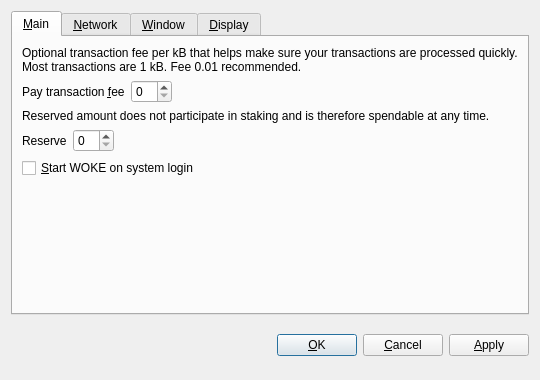
This is src/qt/forms/optionsdialog.ui in ulandort/WOKEcash as Qt 5 draws it before an edit. The edited form follows.
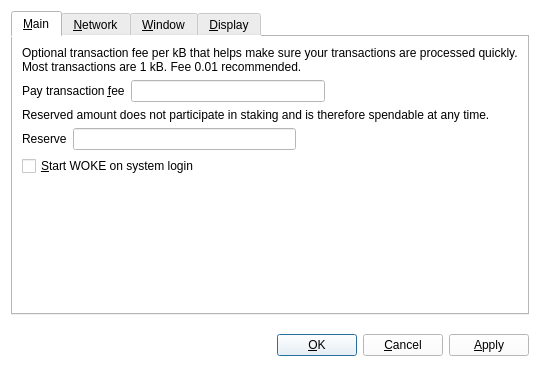
This is the edited form. Custom widgets are drawn as their Qt base class.

Diff of the .ui file:
```diff
--- a/src/qt/forms/optionsdialog.ui
+++ b/src/qt/forms/optionsdialog.ui
@@ -13,6 +13,11 @@
   <property name="windowTitle">
    <string>Options</string>
   </property>
+  <property name="styleSheet">
+   <string notr="true">color: rgb(0, 0, 0);
+background: white;
+</string>
+  </property>
   <property name="modal">
    <bool>true</bool>
   </property>
@@ -485,9 +490,14 @@
   </layout>
  </widget>
  <customwidgets>
+  <customwidget>
+   <class>QValidatedLineEdit</class>
+   <extends>QLineEdit</extends>
+   <header>qvalidatedlineedit.h</header>
+  </customwidget>
   <customwidget>
    <class>BitcoinAmountField</class>
-   <extends>QSpinBox</extends>
+   <extends>QLineEdit</extends>
    <header>bitcoinamountfield.h</header>
   </customwidget>
   <customwidget>
@@ -495,11 +505,6 @@
    <extends>QComboBox</extends>
    <header>qvaluecombobox.h</header>
   </customwidget>
-  <customwidget>
-   <class>QValidatedLineEdit</class>
-   <extends>QLineEdit</extends>
-   <header>qvalidatedlineedit.h</header>
-  </customwidget>
  </customwidgets>
  <resources/>
  <connections/>
```
Left out of the diff: 1 changed line with no effect on the pictures.
